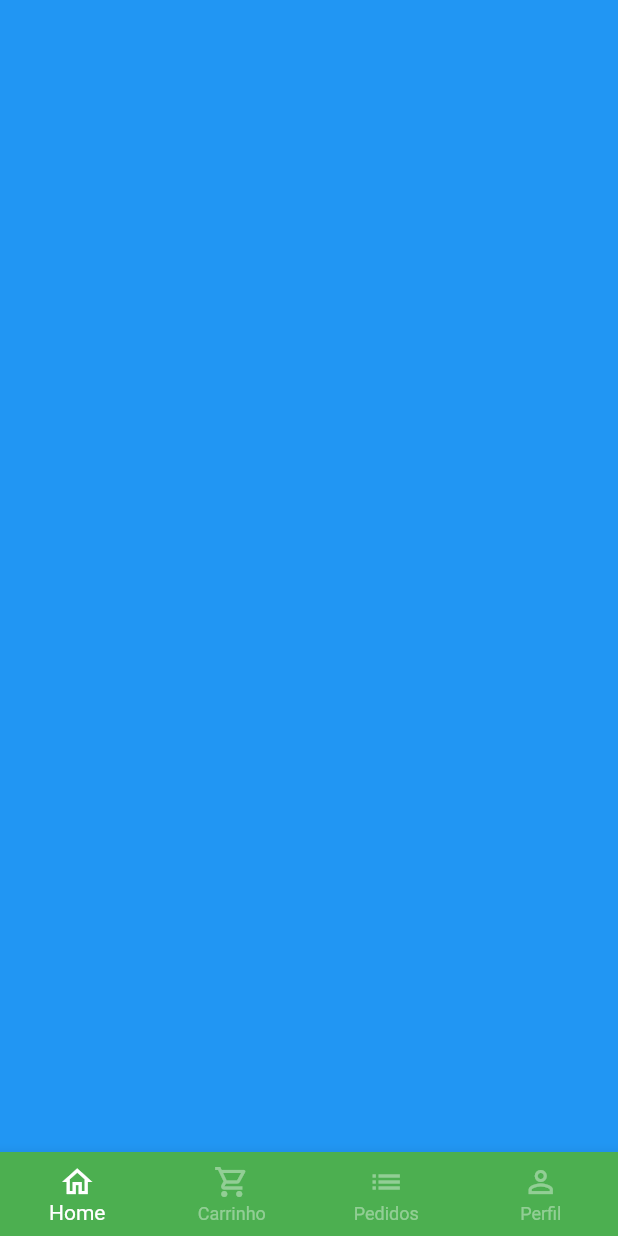
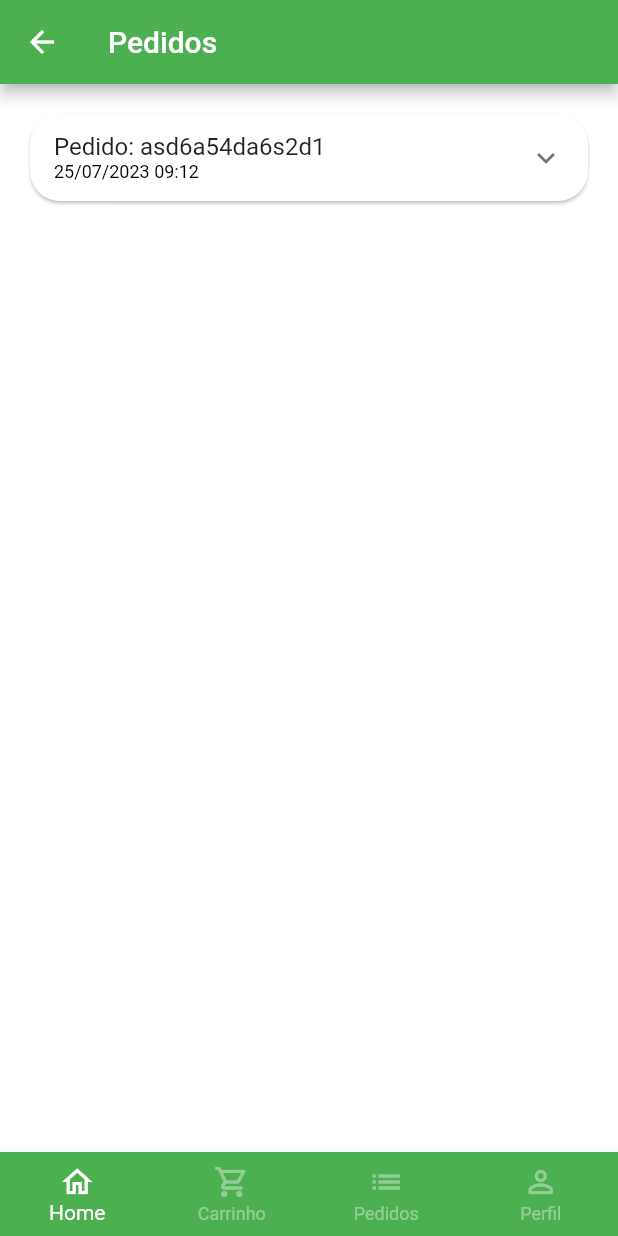
Before and after one commit to souzarogih/GreenGrocer, a Flutter app: the BaseScreen screen opened directly, swiped to page 3, on a phone screen of 412 x 824 dp. Run offline on Flutter 3.47's test engine with Material 2 defaults, Android fonts, the phone set to English and light mode, and no system bars; our stand-ins replace animated_text_kit, mask_text_input_formatter.

Commit message:
Primeira parte da tela de pedido

```diff
--- a/lib/src/config/app_data.dart
+++ b/lib/src/config/app_data.dart
@@ -1,5 +1,6 @@
 import 'package:greengrocer/src/models/cart_item_model.dart';
 import 'package:greengrocer/src/models/item_model.dart';
+import 'package:greengrocer/src/models/order_model.dart';
 import 'package:greengrocer/src/models/user_model.dart';
 
 ItemModel apple = ItemModel(
@@ -107,3 +108,24 @@ UserModel user = UserModel(
   name: 'Higor',
   password: '****',
 );
+
+List<OrderModel> orders = [
+  OrderModel(
+    copyAndPaste: 'q1w2e3r4t5y6',
+    createdDateTime: DateTime.parse(
+      '2023-07-25 09:12:01.305',
+    ),
+    overdueDateTime: DateTime.parse(
+      '2023-07-25 11:02:10.305',
+    ),
+    id: 'asd6a54da6s2d1',
+    status: 'pendin_payment',
+    total: 11.0,
+    items: [
+      CartItemModel(
+        item: apple,
+        quantity: 2,
+      ),
+    ],
+  ),
+];
--- /dev/null
+++ b/lib/src/models/order_model.dart
@@ -0,0 +1,22 @@
+import 'package:greengrocer/src/models/cart_item_model.dart';
+import 'package:greengrocer/src/models/item_model.dart';
+
+class OrderModel {
+  String id;
+  DateTime createdDateTime;
+  DateTime overdueDateTime;
+  List<CartItemModel> items;
+  String status;
+  String copyAndPaste;
+  double total;
+
+  OrderModel({
+    required this.copyAndPaste,
+    required this.createdDateTime,
+    required this.id,
+    required this.items,
+    required this.overdueDateTime,
+    required this.status,
+    required this.total,
+  });
+}
--- a/lib/src/pages/base/base_screen.dart
+++ b/lib/src/pages/base/base_screen.dart
@@ -1,6 +1,7 @@
 import 'package:flutter/material.dart';
 import 'package:greengrocer/src/pages/cart/cart_tab.dart';
 import 'package:greengrocer/src/pages/home/home_tab.dart';
+import 'package:greengrocer/src/pages/orders/orders_tab.dart';
 import 'package:greengrocer/src/pages/profile/profile_tab.dart';
 
 class BaseScreen extends StatefulWidget {
@@ -20,11 +21,11 @@ class _BaseScreenState extends State<BaseScreen> {
       body: PageView(
         physics: const NeverScrollableScrollPhysics(),
         controller: pageControler,
-        children: [
-          const HomeTab(),
-          const CartTab(),
-          Container(color: Colors.blue),
-          const ProfileTab(),
+        children: const [
+          HomeTab(),
+          CartTab(),
+          OrdersTab(),
+          ProfileTab(),
         ],
       ),
       bottomNavigationBar: BottomNavigationBar(
--- /dev/null
+++ b/lib/src/pages/orders/components/order_tile.dart
@@ -0,0 +1,43 @@
+import 'package:flutter/material.dart';
+import 'package:greengrocer/src/models/order_model.dart';
+import 'package:greengrocer/src/services/utils.services.dart';
+
+class OrderTile extends StatelessWidget {
+  final OrderModel order;
+
+  OrderTile({
+    Key? key,
+    required this.order,
+  }) : super(key: key);
+
+  final UtilsServices utilsServices = UtilsServices();
+
+  @override
+  Widget build(BuildContext context) {
+    return Card(
+      shape: RoundedRectangleBorder(
+        borderRadius: BorderRadius.circular(20),
+      ),
+      child: Theme(
+        data: Theme.of(context).copyWith(dividerColor: Colors.transparent),
+        child: ExpansionTile(
+          title: Column(
+            mainAxisSize: MainAxisSize.min,
+            crossAxisAlignment: CrossAxisAlignment.start,
+            children: [
+              Text('Pedido: ${order.id}'),
+              Text(
+                utilsServices.formatDateTime(order.createdDateTime),
+                style: const TextStyle(
+                  fontSize: 12,
+                  color: Colors.black,
+                ),
+              ),
+            ],
+          ),
+          children: [],
+        ),
+      ),
+    );
+  }
+}
--- /dev/null
+++ b/lib/src/pages/orders/orders_tab.dart
@@ -0,0 +1,23 @@
+import 'package:flutter/material.dart';
+import 'package:greengrocer/src/config/app_data.dart' as appData;
+import 'package:greengrocer/src/pages/orders/components/order_tile.dart';
+
+class OrdersTab extends StatelessWidget {
+  const OrdersTab({super.key});
+
+  @override
+  Widget build(BuildContext context) {
+    return Scaffold(
+      appBar: AppBar(
+        title: const Text('Pedidos'),
+      ),
+      body: ListView.separated(
+        padding: const EdgeInsets.all(16),
+        physics: const BouncingScrollPhysics(),
+        separatorBuilder: (_, index) => const SizedBox(height: 10),
+        itemBuilder: (_, index) => OrderTile(order: appData.orders[index]),
+        itemCount: appData.orders.length,
+      ),
+    );
+  }
+}
--- a/lib/src/services/utils.services.dart
+++ b/lib/src/services/utils.services.dart
@@ -1,4 +1,5 @@
 import 'package:intl/intl.dart';
+import 'package:intl/date_symbol_data_local.dart';
 
 class UtilsServices {
   String priceToCurrency(double price) {
@@ -6,4 +7,10 @@ class UtilsServices {
 
     return numberFormat.format(price);
   }
+
+  String formatDateTime(DateTime dateTime) {
+    initializeDateFormatting();
+    DateFormat dateFormat = DateFormat.yMd('pt_BR').add_Hm();
+    return dateFormat.format(dateTime);
+  }
 }
```
